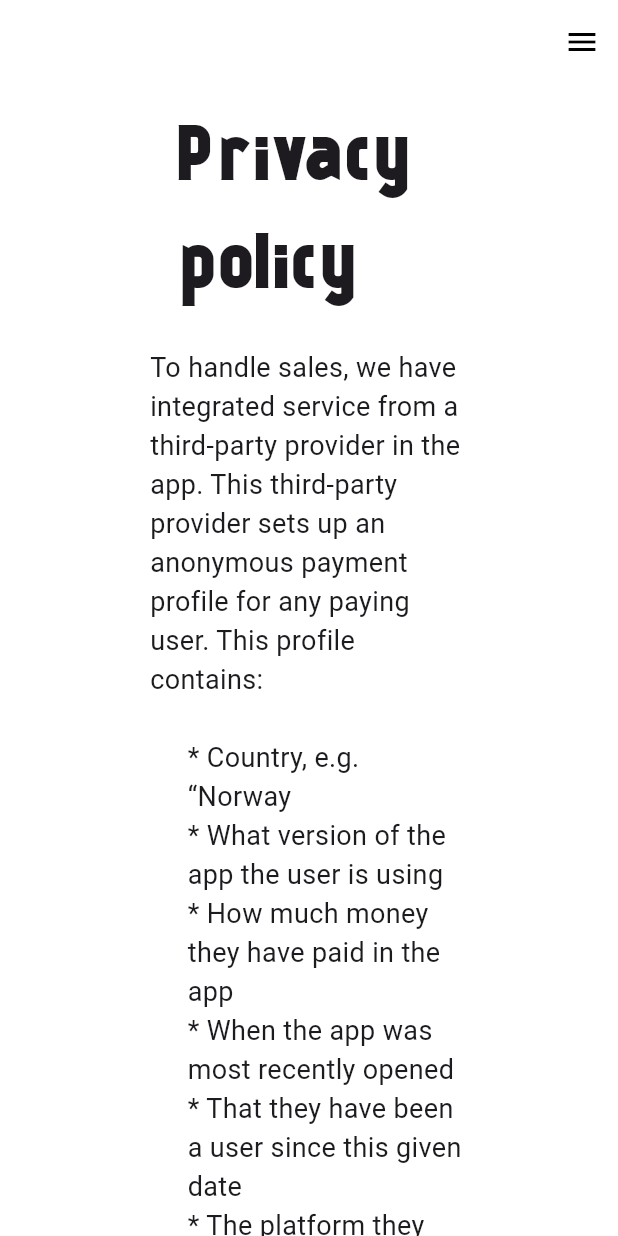
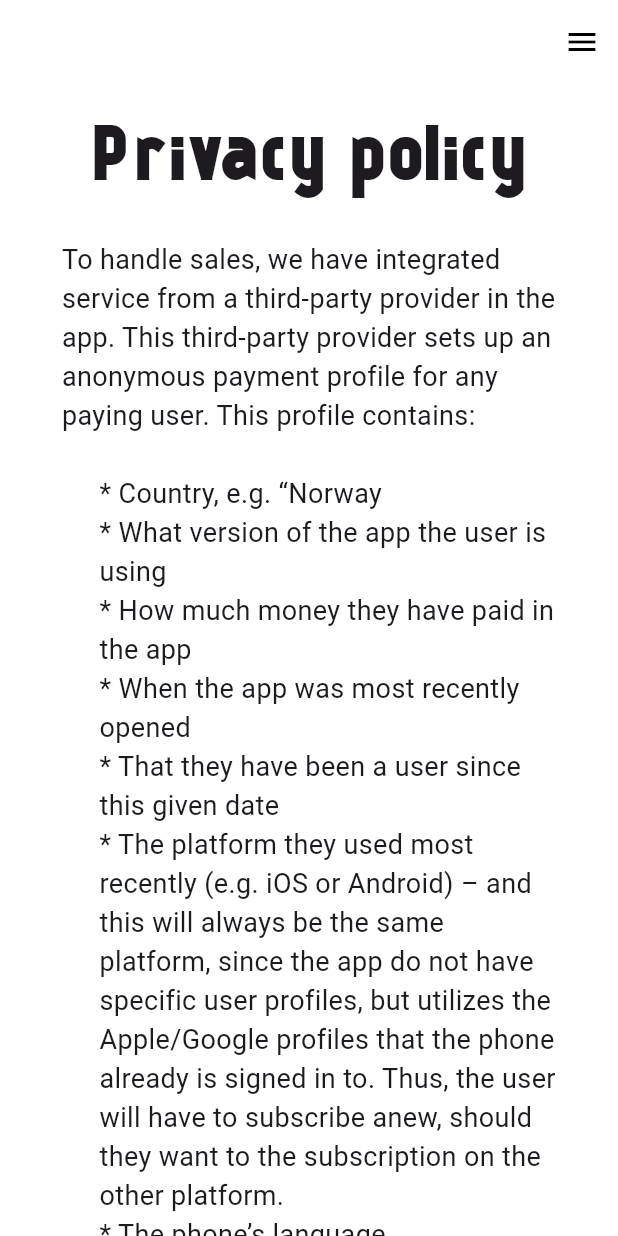
Before and after one commit to Trulsmatias/minigolf-log-website, a Flutter app: the PrivacyPolicy screen opened by its route, on a phone screen of 412 x 824 dp. Run offline on Flutter 3.47's test engine with Material 3 defaults, Android fonts, the phone set to English and light mode, and no system bars; our stand-ins replace font_awesome_flutter.

Commit message:
fixed padding privacy and changed to ListView

```diff
--- a/lib/privacy.dart
+++ b/lib/privacy.dart
@@ -1,25 +1,26 @@
 import 'package:flutter/material.dart';
 import 'package:website/navigation.dart';
+
+import 'margins.dart';
 
 class PrivacyPolicy extends StatelessWidget {
   @override
   Widget build(BuildContext context) {
-    const bodyTextStyle = TextStyle(
-      fontSize: 18,
-      fontFamily: "Roboto"
-    );
+    const bodyTextStyle = TextStyle(fontSize: 18, fontFamily: "Roboto");
+    final leftMargin = logoLeftMargin(context);
+
     return Navigation(
       child: SafeArea(
         child: SelectionArea(
           child: Center(
-            child: Padding(
-              padding: const EdgeInsets.symmetric(horizontal: 100.0),
-              child: Column(
+            child: ListView(
+              padding: EdgeInsets.symmetric(horizontal: leftMargin),
               children: [
                 Padding(
                   padding: const EdgeInsets.all(16.0),
                   child: Text(
                     "Privacy policy",
+                    textAlign: TextAlign.center,
                     style: TextStyle(
                       fontSize: 50,
                     ),
@@ -55,9 +56,9 @@ class PrivacyPolicy extends StatelessWidget {
                   "the user may make the previously payed content unavailable "
                   "and the user may have to pay for the content again.",
                   style: bodyTextStyle,
-                  )
+                ),
+                SizedBox(height: 80),
               ],
-              ),
             ),
           ),
         ),
```
Lines whose indentation alone changed are shown as unchanged.
